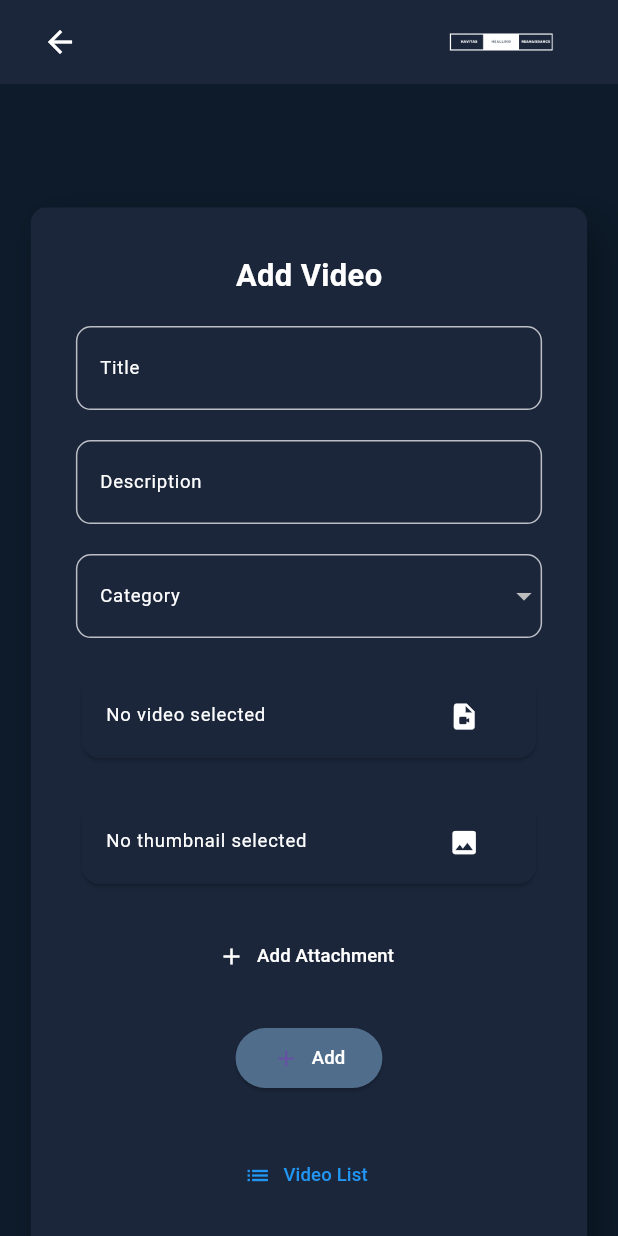
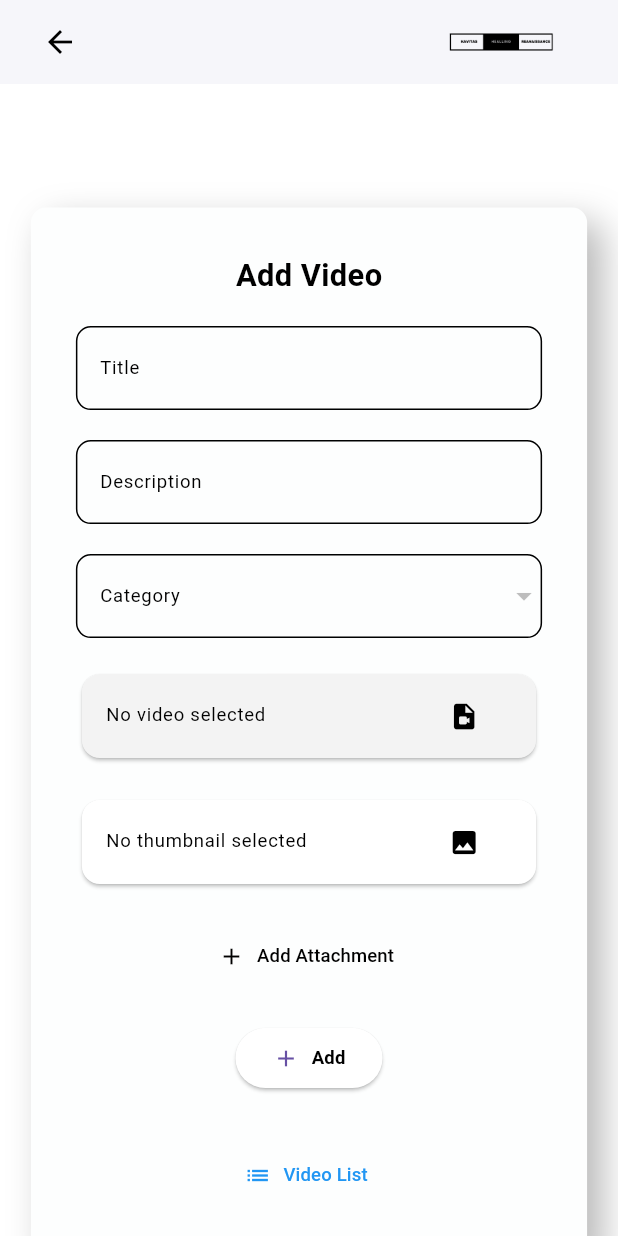
Before and after one commit to Suraj99900/Healling-Reanaissance, a Flutter app: the AddVideoScreen screen opened by its route, on a phone screen of 412 x 824 dp. Run offline on Flutter 3.47's test engine with Material 3 defaults, Android fonts, the light colour scheme and no system bars; our stand-ins replace carousel_slider, chewie, cross_file, dio, file_picker, flutter_countdown_timer and 8 more; missing offline and left inert: dart:js, dart_jsonwebtoken, new_flutter_icons; accounts and stored records are empty; Roboto replaces fonts that are missing (Arsenal, Playwrite NL).

Commit message:
Added changes

```diff
--- a/lib/controller/configController.dart
+++ b/lib/controller/configController.dart
@@ -5,6 +5,7 @@ class ConfigController extends GetxController {
 
   final RxString _sClientId = "99900".obs;
   final RxString _sClientkey = "58da58323c5fbb27fd49e5a1d478f3a4479fe0d5497c8b11cb206e954a6150c3".obs;
+  final RxString _CorssURL = "https://cors-anywhere.herokuapp.com/".obs;
   final RxString _sBaseUrl = "https://release-api.lifehealerkavita.com/api".obs;
 
   setDashBoard(bool value) {
@@ -20,4 +21,8 @@ class ConfigController extends GetxController {
   RxString getBaseURL() {
     return _sBaseUrl;
   }
+
+  RxString getCorssURL() {
+    return _CorssURL;
+  }
 }
--- a/lib/screen/AddVideoScreen.dart
+++ b/lib/screen/AddVideoScreen.dart
@@ -46,20 +46,28 @@ class _AddVideoScreenState extends State<AddVideoScreen> {
     });
   }
 
+    late Future<void> _categoriesFuture;
+    @override
+    void initState() {
+      super.initState();
+      _categoriesFuture = _videoController.fetchCategories();
+      print(_categoriesFuture);
+    }
+
   @override
   Widget build(BuildContext context) {
     var dWidth = Get.width;
     var dHeight = Get.height;
     return Scaffold(
-      backgroundColor: const Color(0xFF0D1B2A),
+      backgroundColor: const Color.fromARGB(255, 255, 255, 255),
       appBar: AppBar(
-        elevation: 0,
-        backgroundColor: const Color(0xFF1B263B),
+        elevation: 1,
+        backgroundColor: const Color.fromARGB(255, 254, 255, 255),
         title: Row(
           mainAxisAlignment: MainAxisAlignment.spaceBetween,
           children: [
             IconButton(
-              icon: const Icon(Icons.arrow_back, color: Colors.white),
+              icon: const Icon(Icons.arrow_back, color: Colors.black),
               onPressed: () {
                 Get.back();
               },
@@ -71,7 +79,7 @@ class _AddVideoScreenState extends State<AddVideoScreen> {
                   width: dWidth > 900 ? dWidth * 0.1 : dWidth * 0.3,
                   height: dHeight * 0.1,
                   fit: BoxFit.cover,
-                  color: Colors.white,
+                  color: Colors.black,
                 ),
               ],
             ),
@@ -101,7 +109,7 @@ class _AddVideoScreenState extends State<AddVideoScreen> {
                         ),
                       ],
                       borderRadius: BorderRadius.circular(10),
-                      color: const Color(0xFF1B263B),
+                      color: const Color.fromARGB(255, 253, 254, 254),
                     ),
                     child: Padding(
                       padding: const EdgeInsets.all(30.0),
@@ -116,7 +124,7 @@ class _AddVideoScreenState extends State<AddVideoScreen> {
                                   fontSize: dWidth > 900
                                       ? dWidth * 0.02
                                       : dWidth * 0.05,
-                                  color: Colors.white,
+                                  color: Colors.black,
                                   fontWeight: FontWeight.bold,
                                 ),
                               ),
@@ -125,24 +133,24 @@ class _AddVideoScreenState extends State<AddVideoScreen> {
                               height: 20.0,
                             ),
                             TextFormField(
-                              style: const TextStyle(color: Colors.white),
+                              style: const TextStyle(color: Colors.black),
                               decoration: InputDecoration(
                                 labelText: 'Title',
                                 hintText: 'Enter Video Title',
                                 labelStyle: TextStyle(
-                                  color: Colors.white,
+                                  color: Colors.black,
                                   fontSize: dWidth > 900
                                       ? dWidth * 0.015
                                       : dWidth * 0.03,
                                 ),
                                 hintStyle: TextStyle(
-                                  color: Colors.white70,
+                                  color: Colors.black,
                                   fontSize: dWidth > 900
                                       ? dWidth * 0.015
                                       : dWidth * 0.03,
                                 ),
                                 enabledBorder: OutlineInputBorder(
-                                  borderSide: const BorderSide(color: Colors.white70),
+                                  borderSide: const BorderSide(color: Colors.black),
                                   borderRadius: BorderRadius.circular(10),
                                 ),
                                 focusedBorder: OutlineInputBorder(
@@ -164,24 +172,24 @@ class _AddVideoScreenState extends State<AddVideoScreen> {
                               height: 20.0,
                             ),
                             TextFormField(
-                              style: const TextStyle(color: Colors.white),
+                              style: const TextStyle(color: Colors.black),
                               decoration: InputDecoration(
                                 labelText: 'Description',
                                 hintText: 'Enter Description',
                                 labelStyle: TextStyle(
-                                  color: Colors.white,
+                                  color: Colors.black,
                                   fontSize: dWidth > 900
                                       ? dWidth * 0.015
                                       : dWidth * 0.03,
                                 ),
                                 hintStyle: TextStyle(
-                                  color: Colors.white70,
+                                  color: Colors.black,
                                   fontSize: dWidth > 900
                                       ? dWidth * 0.015
                                       : dWidth * 0.03,
                                 ),
                                 enabledBorder: OutlineInputBorder(
-                                  borderSide: const BorderSide(color: Colors.white70),
+                                  borderSide: const BorderSide(color: Colors.black),
                                   borderRadius: BorderRadius.circular(10),
                                 ),
                                 focusedBorder: OutlineInputBorder(
@@ -205,7 +213,7 @@ class _AddVideoScreenState extends State<AddVideoScreen> {
                               height: 20.0,
                             ),
                             FutureBuilder(
-                              future: _videoController.fetchCategories(),
+                              future: _categoriesFuture,
                               builder: (context, snapshot) {
                                 if (snapshot.connectionState ==
                                     ConnectionState.waiting) {
@@ -215,14 +223,14 @@ class _AddVideoScreenState extends State<AddVideoScreen> {
                                     decoration: InputDecoration(
                                       labelText: 'Category',
                                       labelStyle: TextStyle(
-                                        color: Colors.white,
+                                        color: Colors.black,
                                         fontSize: dWidth > 900
                                             ? dWidth * 0.015
                                             : dWidth * 0.03,
                                       ),
                                       enabledBorder: OutlineInputBorder(
                                         borderSide:
-                                            const BorderSide(color: Colors.white70),
+                                            const BorderSide(color: Colors.black),
                                         borderRadius: BorderRadius.circular(10),
                                       ),
                                       focusedBorder: OutlineInputBorder(
@@ -231,7 +239,7 @@ class _AddVideoScreenState extends State<AddVideoScreen> {
                                         borderRadius: BorderRadius.circular(10),
                                       ),
                                     ),
-                                    dropdownColor: const Color(0xFF1B263B),
+                                    dropdownColor: const Color.fromARGB(255, 255, 255, 255),
                                     items: _videoController.categories
                                         .map((category) {
                                       return DropdownMenuItem<int>(
@@ -239,7 +247,7 @@ class _AddVideoScreenState extends State<AddVideoScreen> {
                                         child: Text(
                                           category['name'],
                                           style: TextStyle(
-                                            color: Colors.white,
+                                            color: Colors.black,
                                             fontSize: dWidth > 900
                                                 ? dWidth * 0.015
                                                 : dWidth * 0.03,
@@ -265,13 +273,13 @@ class _AddVideoScreenState extends State<AddVideoScreen> {
                               height: 20.0,
                             ),
                             Card(
-                              color: const Color(0xFF1B263B),
+                              color: const Color.fromARGB(255, 243, 243, 243),
                               child: ListTile(
                                 title: _videoFile != null
                                     ? Text(
                                         'Video: ${_videoFile!.name}',
                                         style: TextStyle(
-                                          color: Colors.white,
+                                          color: const Color.fromARGB(255, 0, 0, 0),
                                           fontSize: dWidth > 900
                                               ? dWidth * 0.015
                                               : dWidth * 0.03,
@@ -280,7 +288,7 @@ class _AddVideoScreenState extends State<AddVideoScreen> {
                                     : Text(
                                         'No video selected',
                                         style: TextStyle(
-                                          color: Colors.white,
+                                          color: const Color.fromARGB(255, 0, 0, 0),
                                           fontSize: dWidth > 900
                                               ? dWidth * 0.015
                                               : dWidth * 0.03,
@@ -289,7 +297,7 @@ class _AddVideoScreenState extends State<AddVideoScreen> {
                                 trailing: IconButton(
                                   icon: Icon(
                                     Icons.video_file,
-                                    color: Colors.white,
+                                    color: Colors.black,
                                     size: dWidth > 900
                                         ? dWidth * 0.015
                                         : dWidth * 0.05,
@@ -302,13 +310,13 @@ class _AddVideoScreenState extends State<AddVideoScreen> {
                               height: 20.0,
                             ),
                             Card(
-                              color: const Color(0xFF1B263B),
+                              color: const Color.fromARGB(255, 255, 255, 255),
                               child: ListTile(
                                 title: _thumbnailFile != null
                                     ? Text(
                                         'Thumbnail: ${_thumbnailFile!.name}',
                                         style: TextStyle(
-                                            color: Colors.white,
+                                            color: const Color.fromARGB(255, 0, 0, 0),
                                             fontSize: dWidth > 900
                                                 ? dWidth * 0.015
                                                 : dWidth * 0.03),
@@ -316,7 +324,7 @@ class _AddVideoScreenState extends State<AddVideoScreen> {
                                     : Text(
                                         'No thumbnail selected',
                                         style: TextStyle(
-                                            color: Colors.white,
+                                            color: Colors.black,
                                             fontSize: dWidth > 900
                                                 ? dWidth * 0.015
                                                 : dWidth * 0.03),
@@ -324,7 +332,7 @@ class _AddVideoScreenState extends State<AddVideoScreen> {
                                 trailing: IconButton(
                                   icon: Icon(
                                     Icons.image,
-                                    color: Colors.white,
+                                    color: Colors.black,
                                     size: dWidth > 900
                                         ? dWidth * 0.015
                                         : dWidth * 0.05,
@@ -346,23 +354,23 @@ class _AddVideoScreenState extends State<AddVideoScreen> {
                                 return Column(
                                   children: [
                                     Card(
-                                      color: const Color(0xFF1B263B),
+                                      color: const Color.fromARGB(255, 255, 255, 255),
                                       child: Column(
                                         children: [
                                           TextFormField(
                                             style: const TextStyle(
-                                                color: Colors.white),
+                                                color: Colors.black),
                                             decoration: InputDecoration(
                                               labelText: 'Attachment Name',
                                               hintText: 'Enter Attachment Name',
                                               labelStyle: TextStyle(
-                                                color: Colors.white,
+                                                color: Colors.black,
                                                 fontSize: dWidth > 900
                                                     ? dWidth * 0.015
                                                     : dWidth * 0.03,
                                               ),
                                               hintStyle: TextStyle(
-                                                color: Colors.white70,
+                                                color: Colors.black,
                                                 fontSize: dWidth > 900
                                                     ? dWidth * 0.015
                                                     : dWidth * 0.03,
@@ -370,7 +378,7 @@ class _AddVideoScreenState extends State<AddVideoScreen> {
                                               enabledBorder:
                                                   const OutlineInputBorder(
                                                 borderSide: BorderSide(
-                                                    color: Colors.white70),
+                                                    color: Colors.black),
                                                 borderRadius: BorderRadius.all(
                                                   Radius.circular(10.0),
                                                 ),
@@ -378,7 +386,7 @@ class _AddVideoScreenState extends State<AddVideoScreen> {
                                               focusedBorder:
                                                   const OutlineInputBorder(
                                                 borderSide: BorderSide(
-                                                    color: Colors.blue),
+                                                    color: Color.fromARGB(255, 227, 227, 228)),
                                                 borderRadius: BorderRadius.all(
                                                   Radius.circular(10.0),
                                                 ),
@@ -403,7 +411,7 @@ class _AddVideoScreenState extends State<AddVideoScreen> {
                                                 ? Text(
                                                     'Attachment: ${file.name}',
                                                     style: TextStyle(
-                                                        color: Colors.white,
+                                                        color: Colors.black,
                                                         fontSize: dWidth > 900
                                                             ? dWidth * 0.015
                                                             : dWidth * 0.03),
@@ -411,7 +419,7 @@ class _AddVideoScreenState extends State<AddVideoScreen> {
                                                 : Text(
                                                     'No file selected',
                                                     style: TextStyle(
-                                                        color: Colors.white,
+                                                        color: Colors.black,
                                                         fontSize: dWidth > 900
                                                             ? dWidth * 0.015
                                                             : dWidth * 0.03),
@@ -419,7 +427,7 @@ class _AddVideoScreenState extends State<AddVideoScreen> {
                                             trailing: IconButton(
                                               icon: Icon(
                                                 Icons.attach_file,
-                                                color: Colors.white,
+                                                color: Colors.black,
                                                 size: dWidth > 900
                                                     ? dWidth * 0.015
                                                     : dWidth * 0.05,
@@ -440,12 +448,12 @@ class _AddVideoScreenState extends State<AddVideoScreen> {
                               onPressed: _addAttachmentField,
                               icon: const Icon(
                                 Icons.add,
-                                color: Colors.white,
+                                color: Colors.black,
                               ),
                               label: Text(
                                 'Add Attachment',
                                 style: TextStyle(
-                                  color: Colors.white,
+                                  color: Colors.black,
                                   fontSize: dWidth > 900
                                       ? dWidth * 0.015
                                       : dWidth * 0.03,
@@ -473,7 +481,7 @@ class _AddVideoScreenState extends State<AddVideoScreen> {
                                   : ElevatedButton.icon(
                                       style: ElevatedButton.styleFrom(
                                         backgroundColor:
-                                            const Color(0xFF506D8B),
+                                            const Color.fromARGB(255, 255, 255, 255),
                                         padding: EdgeInsets.symmetric(
                                             vertical: 5.0,
                                             horizontal: dWidth > 900
@@ -519,8 +527,8 @@ class _AddVideoScreenState extends State<AddVideoScreen> {
                                               text: _videoController
                                                   .oResultData.value,
                                               backgroundColor: Colors.black,
-                                              titleColor: Colors.white,
-                                              textColor: Colors.white,
+                                              titleColor: Colors.black,
+                                              textColor: Colors.black,
                                             );
                                           }
                                         }
@@ -533,8 +541,8 @@ class _AddVideoScreenState extends State<AddVideoScreen> {
                                           fontSize: dWidth > 900
                                               ? dWidth * 0.015
                                               : dWidth * 0.03,
-                                          fontWeight: FontWeight.w500,
-                                          color: Colors.white,
+                                          fontWeight: FontWeight.bold,
+                                          color: const Color.fromARGB(255, 0, 0, 0),
                                         ),
                                       ),
                                     );
--- a/lib/screen/VideoListScreen.dart
+++ b/lib/screen/VideoListScreen.dart
@@ -1,8 +1,10 @@
+import 'package:flutter/foundation.dart';
 import 'package:flutter/material.dart';
 import 'package:get/get.dart';
 import 'package:glassmorphism/glassmorphism.dart';
 import 'package:intl/intl.dart';
 import 'package:wellness_app/controller/VideoController.dart';
+import 'package:wellness_app/controller/configController.dart';
 import 'package:wellness_app/screen/commonfunction.dart';
 import 'package:wellness_app/screen/videoPlayerScreen.dart';
 
@@ -135,7 +137,7 @@ class VideoListScreen extends StatelessWidget {
                                 topRight: Radius.circular(15),
                               ),
                               child: Image.network(
-                                video.thumbnail,
+                                (kIsWeb) ? (new ConfigController()).getCorssURL() +video.thumbnail :video.thumbnail,
                                 width: dWidth * 0.9,
                                 height: dHeight * 0.3,
                                 fit: BoxFit.cover,
--- a/lib/screen/VideoTableScreen.dart
+++ b/lib/screen/VideoTableScreen.dart
@@ -1,9 +1,11 @@
+import 'package:flutter/foundation.dart';
 import 'package:flutter/material.dart';
 import 'package:get/get.dart';
 import 'package:google_fonts/google_fonts.dart';
 import 'package:quickalert/models/quickalert_type.dart';
 import 'package:quickalert/widgets/quickalert_dialog.dart';
 import 'package:wellness_app/controller/VideoTableController.dart';
+import 'package:wellness_app/controller/configController.dart';
 import 'package:wellness_app/modal/UploadedVideoModal.dart';
 import 'package:wellness_app/route/route.dart';
 import 'package:wellness_app/screen/updateVideoScreen.dart';
@@ -244,7 +246,8 @@ class VideoDataTableSource extends DataTableSource {
       DataCell(
         Center(
           child: Image.network(
-            video.thumbnail,
+            kIsWeb?
+            (new ConfigController()).getCorssURL()+video.thumbnail :video.thumbnail,
             width: 50,
             height: 50,
           ),
--- a/pubspec.yaml
+++ b/pubspec.yaml
@@ -71,6 +71,9 @@ dev_dependencies:
   # package. See that file for information about deactivating specific lint
   # rules and activating additional ones.
   flutter_lints: ^3.0.0
+dependency_overrides:
+  wakelock_plus: null
+
 
 
 flutter_launcher_icons:
```
Also changed, not shown: lib/http/http_service.dart (+45 -109 lines), lib/screen/UserScreen.dart (+5 -5 lines), lib/screen/updateVideoScreen.dart (+41 -37 lines), lib/screen/videoPlayerScreen.dart (+20 -12 lines), 140 other files.
